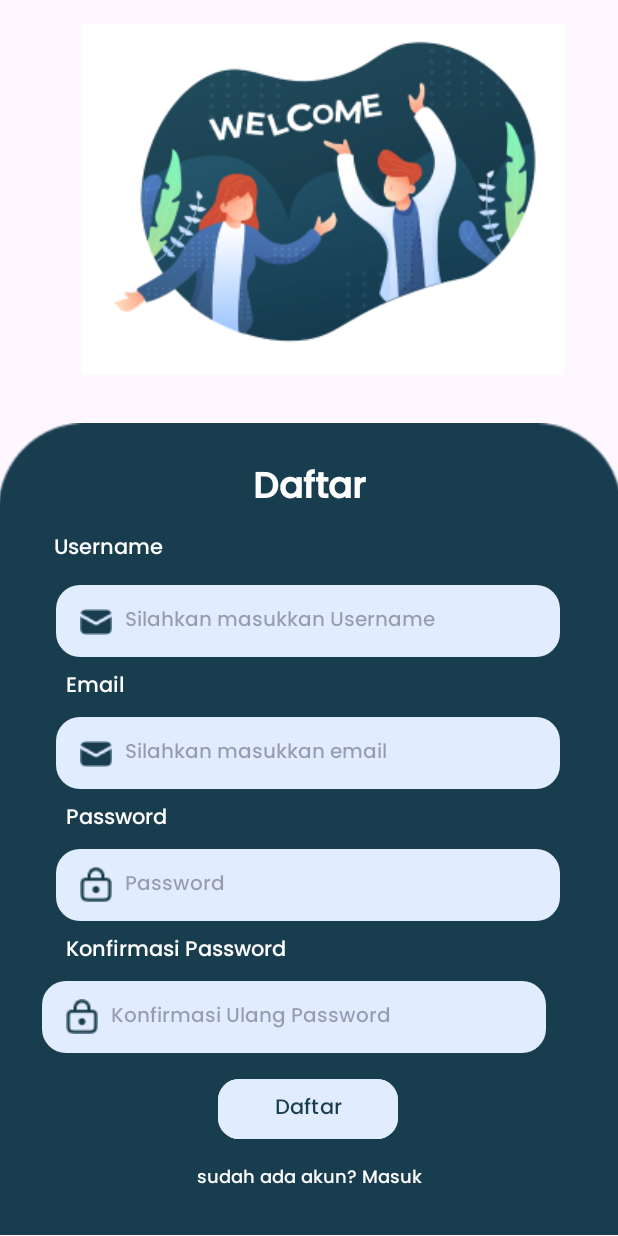
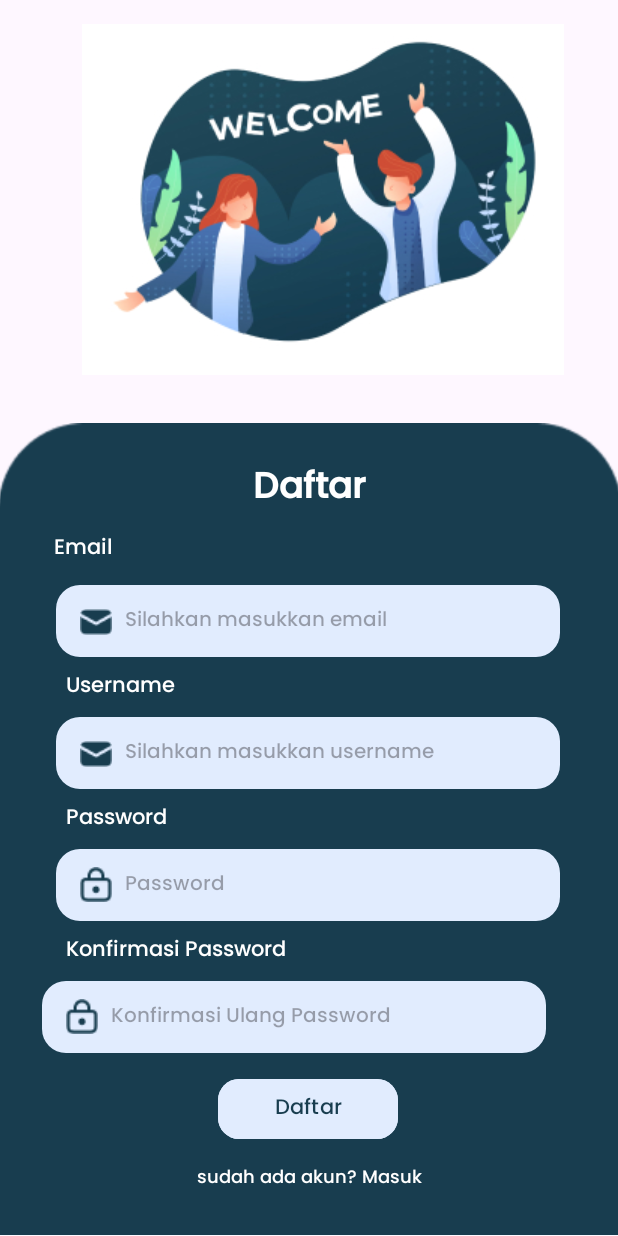
Before and after one commit to alifnay/praktik_firebase, an Android app: the login screen opened directly, with no data from a screen before it, after a tap on "Belum punya akun? Daftar disini", on a phone screen of 412 x 824 dp. Run offline under Robolectric (Android 15) with nearby library versions, the phone set to English and light mode, and no system bars; our stand-ins replace Firebase (no records; nobody signed in at launch, a user with empty details on screens opened directly); 1 other tap on this screen came first.

Commit message:
fixed login register firebase done bang

```diff
--- a/app/src/main/java/com/example/firebaseapp/login.java
+++ b/app/src/main/java/com/example/firebaseapp/login.java
@@ -2,17 +2,27 @@ package com.example.firebaseapp;
 
 import android.content.Intent;
 import android.os.Bundle;
+import android.util.Patterns;
 import android.view.View;
+import android.widget.Button;
+import android.widget.EditText;
 import android.widget.TextView;
+import android.widget.Toast;
 
 import androidx.activity.EdgeToEdge;
+import androidx.annotation.NonNull;
 import androidx.appcompat.app.AppCompatActivity;
-import androidx.core.graphics.Insets;
-import androidx.core.view.ViewCompat;
-import androidx.core.view.WindowInsetsCompat;
+
+import com.google.android.gms.tasks.OnFailureListener;
+import com.google.android.gms.tasks.OnSuccessListener;
+import com.google.firebase.auth.AuthResult;
+import com.google.firebase.auth.FirebaseAuth;
 
 public class login extends AppCompatActivity {
 
+    private FirebaseAuth auth;
+    private EditText editText_email, editText_password;
+    private Button btn_login;
     private TextView text_to_register;
 
 
@@ -22,10 +32,47 @@ public class login extends AppCompatActivity {
         EdgeToEdge.enable(this);
         setContentView(R.layout.activity_login);
 
-        text_to_register = findViewById(R.id.text_to_register);
+        auth = FirebaseAuth.getInstance();
+        editText_email = findViewById(R.id.editText_email);
+        editText_password = findViewById(R.id.editText_password);
+        btn_login = findViewById(R.id.btn_login);
 
+        btn_login.setOnClickListener(new View.OnClickListener() {
+            @Override
+            public void onClick(View v) {
+                String email = editText_email.getText().toString().trim();
+                String password = editText_password.getText().toString().trim();
+
+                if (!email.isEmpty() && Patterns.EMAIL_ADDRESS.matcher(email).matches()) {
+                    if (!password.isEmpty()) {
+                        auth.signInWithEmailAndPassword(email, password)
+                                .addOnSuccessListener(new OnSuccessListener<AuthResult>() {
+                                    @Override
+                                    public void onSuccess(AuthResult authResult) {
+                                        Toast.makeText(login.this, "Login Successful", Toast.LENGTH_SHORT).show();
+                                        startActivity(new Intent(login.this, MainActivity.class));
+                                        finish();
+                                    }
+                                }).addOnFailureListener(new OnFailureListener() {
+                                    @Override
+                                    public void onFailure(@NonNull Exception e) {
+                                        Toast.makeText(login.this, "Login Failed", Toast.LENGTH_SHORT).show();
+                                    }
+                                });
+                    } else {
+                        editText_password.setError("Empty fields are not allowed");
+                    }
+                } else if (email.isEmpty()) {
+                    editText_email.setError("Empty fields are not allowed");
+                } else {
+                    editText_email.setError("Please enter correct email");
+                }
+            }
+        });
+
+        TextView textToRegister = findViewById(R.id.text_to_register);
         // Tambahkan OnClickListener pada text_to_login
-        text_to_register.setOnClickListener(new View.OnClickListener() {
+        textToRegister.setOnClickListener(new View.OnClickListener(){
             @Override
             public void onClick(View v) {
                 // Pindah ke LoginActivity
--- a/app/src/main/java/com/example/firebaseapp/register.java
+++ b/app/src/main/java/com/example/firebaseapp/register.java
@@ -41,7 +41,7 @@ public class register extends AppCompatActivity {
         editText_password = findViewById(R.id.editText_password);
         editText_confirmpassword = findViewById(R.id.editText_confirmpassword);
         btn_regis = findViewById(R.id.btn_regis);
-        text_to_login = findViewById(R.id.text_to_login);
+
 
         btn_regis.setOnClickListener(new View.OnClickListener() {
             @Override
@@ -66,7 +66,7 @@ public class register extends AppCompatActivity {
                                 Intent intent = new Intent(register.this, login.class);
                                 startActivity(intent);
                                 finish();
-                                } else {
+                            } else {
                                 // Registrasi gagal
                                 Toast.makeText(register.this, "Registrasi gagal: " + Objects.requireNonNull(task.getException()).getMessage(), Toast.LENGTH_SHORT).show();
                             }
@@ -76,8 +76,9 @@ public class register extends AppCompatActivity {
             }
         });
 
+        TextView textToLogin = findViewById(R.id.text_to_login);
         // Tambahkan OnClickListener pada text_to_login
-        text_to_login.setOnClickListener(new View.OnClickListener() {
+        textToLogin.setOnClickListener(new View.OnClickListener() {
             @Override
             public void onClick(View v) {
                 // Pindah ke LoginActivity
--- a/app/src/main/res/layout/activity_register.xml
+++ b/app/src/main/res/layout/activity_register.xml
@@ -53,7 +53,7 @@
         android:layout_height="wrap_content"
         android:layout_marginStart="36dp"
         android:layout_marginTop="8dp"
-        android:text="Username"
+        android:text="Email"
         android:textColor="@color/white"
         android:textStyle=""
         app:layout_constraintStart_toStartOf="parent"
@@ -65,7 +65,7 @@
         android:layout_height="wrap_content"
         android:layout_marginStart="44dp"
         android:layout_marginTop="8dp"
-        android:text="Email"
+        android:text="Username"
         android:textColor="@color/white"
         android:textStyle=""
         app:layout_constraintStart_toStartOf="parent"
@@ -77,7 +77,7 @@
         android:layout_height="48dp"
         android:layout_marginTop="8dp"
         android:background="@drawable/rounded_edittext"
-        android:hint="Silahkan masukkan email"
+        android:hint="Silahkan masukkan username"
         android:paddingLeft="46dp"
         android:textSize="13sp"
         app:layout_constraintEnd_toEndOf="parent"
@@ -101,7 +101,7 @@
         android:layout_height="48dp"
         android:layout_marginTop="12dp"
         android:background="@drawable/rounded_edittext"
-        android:hint="Silahkan masukkan Username"
+        android:hint="Silahkan masukkan email"
         android:textSize="13sp"
         android:paddingLeft="46dp"
         app:layout_constraintEnd_toEndOf="parent"
```
